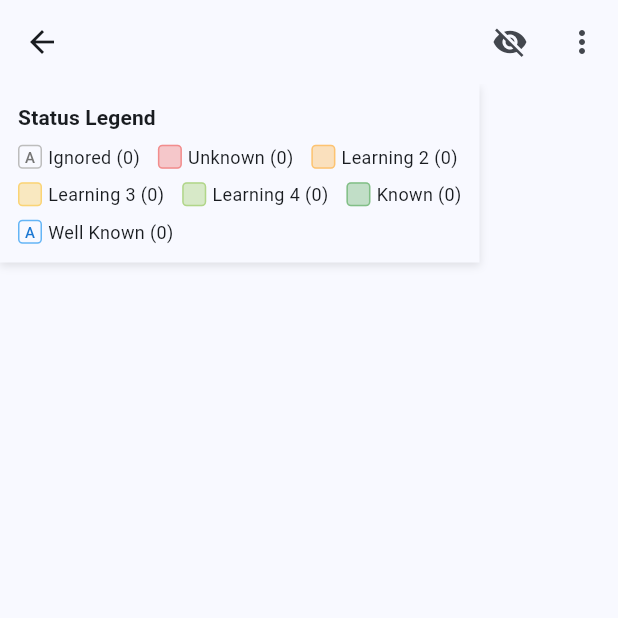
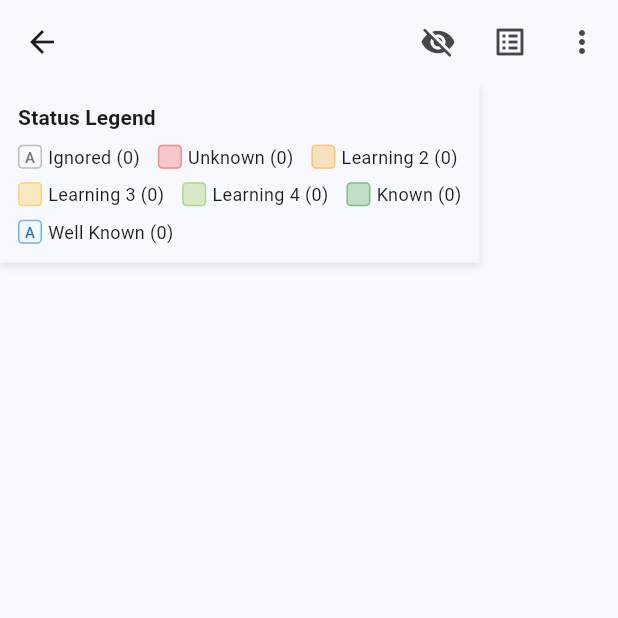
Before and after one commit to VFedyk/lnt, a Flutter app: the ReaderScreen screen opened directly with empty values, after a tap on the "visibility" icon, on a phone screen of 412 x 824 dp, the top half of it. Run offline on Flutter 3.47's test engine with Material 3 defaults, Android fonts, the phone set to English and light mode, and no system bars; our stand-ins replace csv, file_picker, share_plus, shared_preferences, sqflite, webview_flutter; missing offline and left inert: epubx; accounts and stored records are empty.

Commit message:
feat: add word list sidebar for reader screen

```diff
--- a/lib/screens/reader_screen.dart
+++ b/lib/screens/reader_screen.dart
@@ -37,6 +37,9 @@ class _ReaderScreenState extends State<ReaderScreen> {
 
   // Term counts by status
   Map<int, int> _termCounts = {};
+
+  // Sidebar
+  final GlobalKey<ScaffoldState> _scaffoldKey = GlobalKey<ScaffoldState>();
 
   @override
   void initState() {
@@ -540,6 +543,8 @@ class _ReaderScreenState extends State<ReaderScreen> {
   @override
   Widget build(BuildContext context) {
     return Scaffold(
+      key: _scaffoldKey,
+      endDrawer: _buildWordListDrawer(),
       appBar: AppBar(
         title: Text(_text.title, overflow: TextOverflow.ellipsis),
         actions: [
@@ -567,6 +572,14 @@ class _ReaderScreenState extends State<ReaderScreen> {
               tooltip: 'Toggle Legend',
               onPressed: () {
                 setState(() => _showLegend = !_showLegend);
+              },
+            ),
+          if (!_isSelectionMode)
+            IconButton(
+              icon: const Icon(Icons.list_alt),
+              tooltip: 'Word List',
+              onPressed: () {
+                _scaffoldKey.currentState?.openEndDrawer();
               },
             ),
           if (!_isSelectionMode)
@@ -973,6 +986,112 @@ class _ReaderScreenState extends State<ReaderScreen> {
       }
     }
   }
+
+  Widget _buildWordListDrawer() {
+    // Group unique words by status
+    final wordsByStatus = <int, List<_WordToken>>{};
+    final seenWords = <String>{};
+
+    for (final token in _wordTokens) {
+      if (!token.isWord) continue;
+      final normalized = token.text.toLowerCase();
+      if (seenWords.contains(normalized)) continue;
+      seenWords.add(normalized);
+
+      final status = token.term?.status ?? TermStatus.unknown;
+      wordsByStatus.putIfAbsent(status, () => []).add(token);
+    }
+
+    // Sort words alphabetically within each group
+    for (final list in wordsByStatus.values) {
+      list.sort((a, b) => a.text.toLowerCase().compareTo(b.text.toLowerCase()));
+    }
+
+    // Define status order and labels
+    final statusOrder = [
+      TermStatus.unknown,
+      TermStatus.learning2,
+      TermStatus.learning3,
+      TermStatus.learning4,
+      TermStatus.known,
+      TermStatus.wellKnown,
+      TermStatus.ignored,
+    ];
+
+    final statusLabels = {
+      TermStatus.unknown: 'Unknown',
+      TermStatus.learning2: 'Learning 2',
+      TermStatus.learning3: 'Learning 3',
+      TermStatus.learning4: 'Learning 4',
+      TermStatus.known: 'Known',
+      TermStatus.wellKnown: 'Well Known',
+      TermStatus.ignored: 'Ignored',
+    };
+
+    return Drawer(
+      child: SafeArea(
+        child: Column(
+          crossAxisAlignment: CrossAxisAlignment.start,
+          children: [
+            Padding(
+              padding: const EdgeInsets.all(16),
+              child: Text(
+                'Word List',
+                style: Theme.of(context).textTheme.titleLarge,
+              ),
+            ),
+            const Divider(height: 1),
+            Expanded(
+              child: ListView(
+                children: [
+                  for (final status in statusOrder)
+                    if (wordsByStatus.containsKey(status) &&
+                        wordsByStatus[status]!.isNotEmpty)
+                      _buildStatusSection(
+                        statusLabels[status]!,
+                        wordsByStatus[status]!,
+                        TermStatus.colorFor(status),
+                      ),
+                ],
+              ),
+            ),
+          ],
+        ),
+      ),
+    );
+  }
+
+  Widget _buildStatusSection(String label, List<_WordToken> tokens, Color color) {
+    return ExpansionTile(
+      initiallyExpanded: label == 'Unknown',
+      leading: CircleAvatar(
+        backgroundColor: color,
+        radius: 8,
+      ),
+      title: Text('$label (${tokens.length})'),
+      children: [
+        Padding(
+          padding: const EdgeInsets.symmetric(horizontal: 16, vertical: 8),
+          child: Wrap(
+            spacing: 8,
+            runSpacing: 8,
+            children: tokens.map((token) {
+              return ActionChip(
+                label: Text(token.text),
+                backgroundColor: color.withAlpha(50),
+                side: BorderSide(color: color.withAlpha(100)),
+                onPressed: () {
+                  Navigator.pop(context); // Close drawer
+                  _handleWordTap(token.text, token.position,
+                      _wordTokens.indexOf(token));
+                },
+              );
+            }).toList(),
+          ),
+        ),
+      ],
+    );
+  }
 }
 
 class _WordToken {
```
